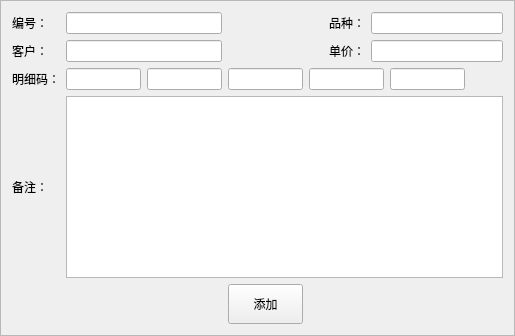
MyQt/Sales, file newdlg.ui: the form before one commit.
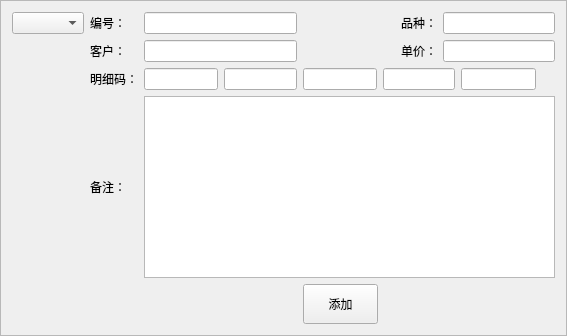
The form after the commit.

Diff of the .ui file:
```diff
--- a/newdlg.ui
+++ b/newdlg.ui
@@ -9,7 +9,7 @@
    <rect>
     <x>0</x>
     <y>0</y>
-    <width>515</width>
+    <width>567</width>
     <height>336</height>
    </rect>
   </property>
@@ -29,33 +29,23 @@
    <enum>QFrame::Raised</enum>
   </property>
   <layout class="QGridLayout" name="gridLayout">
-   <item row="0" column="0">
-    <widget class="QLabel" name="label">
-     <property name="autoFillBackground">
-      <bool>true</bool>
-     </property>
-     <property name="text">
-      <string>编号：</string>
-     </property>
-    </widget>
-   </item>
-   <item row="1" column="0">
-    <widget class="QLabel" name="label_6">
-     <property name="autoFillBackground">
-      <bool>true</bool>
-     </property>
-     <property name="text">
-      <string>客户：</string>
-     </property>
-    </widget>
-   </item>
-   <item row="0" column="6" colspan="4">
+   <item row="0" column="7" colspan="4">
     <widget class="QLineEdit" name="editVariety"/>
    </item>
-   <item row="1" column="6" colspan="4">
+   <item row="1" column="7" colspan="4">
     <widget class="QLineEdit" name="editPrice"/>
    </item>
-   <item row="2" column="1">
+   <item row="1" column="1">
+    <widget class="QLabel" name="label_6">
+     <property name="autoFillBackground">
+      <bool>true</bool>
+     </property>
+     <property name="text">
+      <string>客户：</string>
+     </property>
+    </widget>
+   </item>
+   <item row="2" column="2">
     <widget class="QLineEdit" name="editCode1">
      <property name="sizePolicy">
       <sizepolicy hsizetype="Preferred" vsizetype="Fixed">
@@ -71,7 +61,7 @@
      </property>
     </widget>
    </item>
-   <item row="0" column="5">
+   <item row="0" column="6">
     <widget class="QLabel" name="label_2">
      <property name="autoFillBackground">
       <bool>true</bool>
@@ -81,10 +71,20 @@
      </property>
     </widget>
    </item>
-   <item row="1" column="1" colspan="2">
+   <item row="2" column="3">
+    <widget class="QLineEdit" name="editCode2">
+     <property name="maximumSize">
+      <size>
+       <width>75</width>
+       <height>16777215</height>
+      </size>
+     </property>
+    </widget>
+   </item>
+   <item row="1" column="2" colspan="2">
     <widget class="QLineEdit" name="editCustomer"/>
    </item>
-   <item row="1" column="5">
+   <item row="1" column="6">
     <widget class="QLabel" name="label_4">
      <property name="autoFillBackground">
       <bool>true</bool>
@@ -94,27 +94,10 @@
      </property>
     </widget>
    </item>
-   <item row="2" column="2">
-    <widget class="QLineEdit" name="editCode2">
-     <property name="maximumSize">
-      <size>
-       <width>75</width>
-       <height>16777215</height>
-      </size>
-     </property>
-    </widget>
+   <item row="3" column="2" colspan="9">
+    <widget class="QTextEdit" name="editComment"/>
    </item>
-   <item row="2" column="3">
-    <widget class="QLineEdit" name="editCode3">
-     <property name="maximumSize">
-      <size>
-       <width>75</width>
-       <height>16777215</height>
-      </size>
-     </property>
-    </widget>
-   </item>
-   <item row="2" column="4" colspan="3">
+   <item row="2" column="5" colspan="3">
     <widget class="QLineEdit" name="editCode4">
      <property name="maximumSize">
       <size>
@@ -124,7 +107,7 @@
      </property>
     </widget>
    </item>
-   <item row="3" column="0">
+   <item row="3" column="1">
     <widget class="QLabel" name="label_7">
      <property name="autoFillBackground">
       <bool>true</bool>
@@ -134,13 +117,20 @@
      </property>
     </widget>
    </item>
-   <item row="3" column="1" colspan="9">
-    <widget class="QTextEdit" name="editComment"/>
+   <item row="2" column="4">
+    <widget class="QLineEdit" name="editCode3">
+     <property name="maximumSize">
+      <size>
+       <width>75</width>
+       <height>16777215</height>
+      </size>
+     </property>
+    </widget>
    </item>
-   <item row="0" column="1" colspan="2">
+   <item row="0" column="2" colspan="2">
     <widget class="QLineEdit" name="editNo"/>
    </item>
-   <item row="2" column="0">
+   <item row="2" column="1">
     <widget class="QLabel" name="label_3">
      <property name="maximumSize">
       <size>
@@ -156,7 +146,7 @@
      </property>
     </widget>
    </item>
-   <item row="4" column="3" colspan="2">
+   <item row="4" column="4" colspan="2">
     <widget class="QToolButton" name="btnSure">
      <property name="minimumSize">
       <size>
@@ -169,7 +159,17 @@
      </property>
     </widget>
    </item>
-   <item row="2" column="7">
+   <item row="0" column="1">
+    <widget class="QLabel" name="label">
+     <property name="autoFillBackground">
+      <bool>true</bool>
+     </property>
+     <property name="text">
+      <string>编号：</string>
+     </property>
+    </widget>
+   </item>
+   <item row="2" column="8">
     <widget class="QLineEdit" name="editCode5">
      <property name="minimumSize">
       <size>
@@ -185,6 +185,9 @@
      </property>
     </widget>
    </item>
+   <item row="0" column="0">
+    <widget class="QComboBox" name="comboNo"/>
+   </item>
   </layout>
  </widget>
  <resources/>
```
